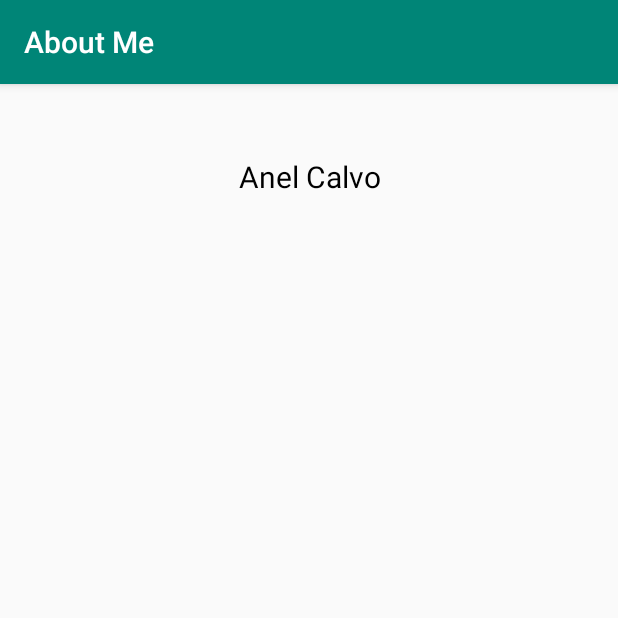
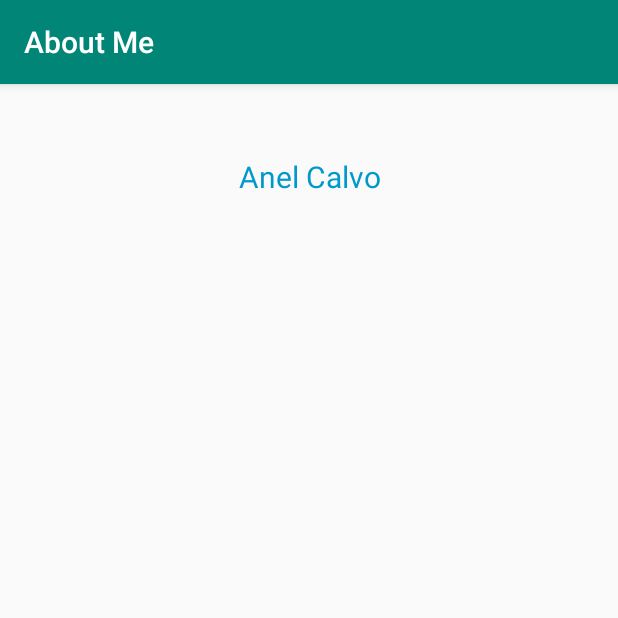
Before and after one commit to AnelCC/AboutMe, an Android app: the screen it shows after launch (MainActivity), on a phone screen of 412 x 824 dp, the top half of it. Run offline under Robolectric (Android 15) with nearby library versions, the phone set to English and light mode, and no system bars; Roboto replaces fonts that are not available here.

Commit message:
Styles and Themes

```diff
--- a/app/src/main/res/values/styles.xml
+++ b/app/src/main/res/values/styles.xml
@@ -12,7 +12,7 @@
         <item name="android:layout_marginTop">@dimen/layout_margin</item>
         <item name="android:fontFamily">@font/roboto</item>
         <item name="android:paddingTop">@dimen/small_padding</item>
-        <item name="android:textColor">@android:color/black</item>
+        <item name="android:textColor">@android:color/holo_blue_dark</item>
         <item name="android:textSize">@dimen/text_size</item>
     </style>
 
```
